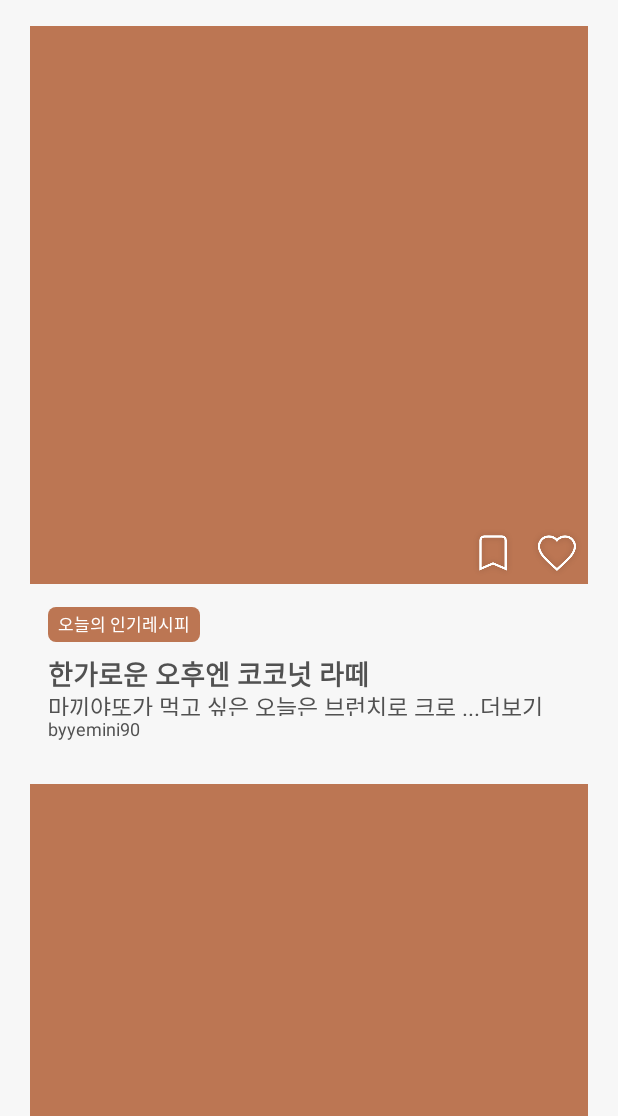
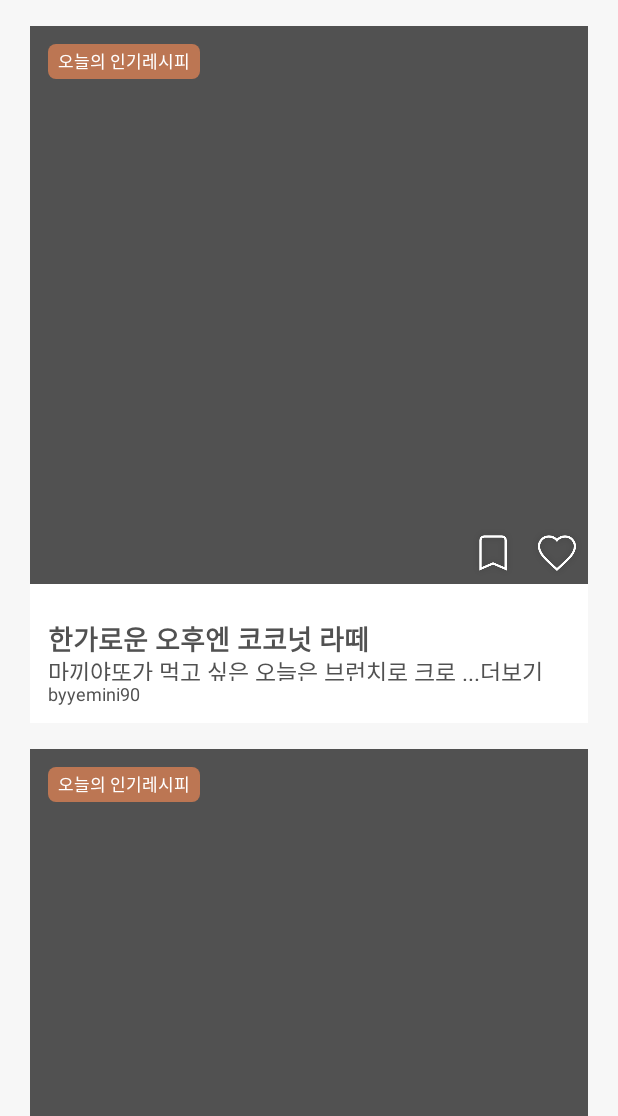
Before and after one commit to JiHyeonMon/selffee_android, an Android app: the layout activity_main.xml on its own in the app's theme, with its tools: preview values and no code run, on a phone screen of 412 x 824 dp, the part 120-1236 px from its top. Run offline under Robolectric (Android 15) with nearby library versions, the phone set to English and light mode, and no system bars.

Commit message:
Mainpage refactoring

```diff
--- a/Sopkerton/app/src/main/res/layout/item_main.xml
+++ b/Sopkerton/app/src/main/res/layout/item_main.xml
@@ -5,18 +5,32 @@
     xmlns:tools="http://schemas.android.com/tools"
     android:layout_width="match_parent"
     android:layout_height="wrap_content"
+    android:layout_marginHorizontal="20dp"
     android:layout_marginTop="17dp"
-    android:layout_marginHorizontal="20dp"
     android:backgroundTint="@color/white">
 
     <ImageView
         android:id="@+id/img_content"
         android:layout_width="0dp"
         android:layout_height="0dp"
-        android:background="@color/box"
+        android:background="@color/gray"
         android:scaleType="centerCrop"
         app:layout_constraintDimensionRatio="1:1"
         app:layout_constraintEnd_toEndOf="parent"
+        app:layout_constraintStart_toStartOf="parent"
+        app:layout_constraintTop_toTopOf="parent" />
+
+    <TextView
+        android:id="@+id/today"
+        android:layout_width="101dp"
+        android:layout_height="23dp"
+        android:layout_marginLeft="12dp"
+        android:layout_marginTop="12dp"
+        android:background="@drawable/textbox_background"
+        android:gravity="center"
+        android:text="오늘의 인기레시피"
+        android:textColor="@color/white"
+        android:textSize="11sp"
         app:layout_constraintStart_toStartOf="parent"
         app:layout_constraintTop_toTopOf="parent" />
 
@@ -45,9 +59,11 @@
             app:layout_constraintTop_toTopOf="parent" />
     </androidx.constraintlayout.widget.ConstraintLayout>
 
+
     <androidx.constraintlayout.widget.ConstraintLayout
         android:layout_width="match_parent"
         android:layout_height="wrap_content"
+        android:background="@color/white"
         android:paddingHorizontal="12dp"
         android:paddingTop="15dp"
         android:paddingBottom="11dp"
@@ -55,18 +71,6 @@
         app:layout_constraintEnd_toEndOf="parent"
         app:layout_constraintStart_toStartOf="parent"
         app:layout_constraintTop_toBottomOf="@id/icons">
-
-        <TextView
-            android:id="@+id/today"
-            android:layout_width="101dp"
-            android:layout_height="23dp"
-            android:background="@drawable/textbox_background"
-            android:gravity="center"
-            android:text="오늘의 인기레시피"
-            android:textColor="@color/white"
-            android:textSize="11sp"
-            app:layout_constraintStart_toStartOf="parent"
-            app:layout_constraintTop_toTopOf="parent" />
 
         <TextView
             android:id="@+id/title"
@@ -77,7 +81,7 @@
             android:textColor="@color/gray"
             android:textSize="18sp"
             android:textStyle="bold"
-            app:layout_constraintTop_toBottomOf="@+id/today" />
+            app:layout_constraintTop_toTopOf="parent" />
 
         <TextView
             android:id="@+id/content"
```
